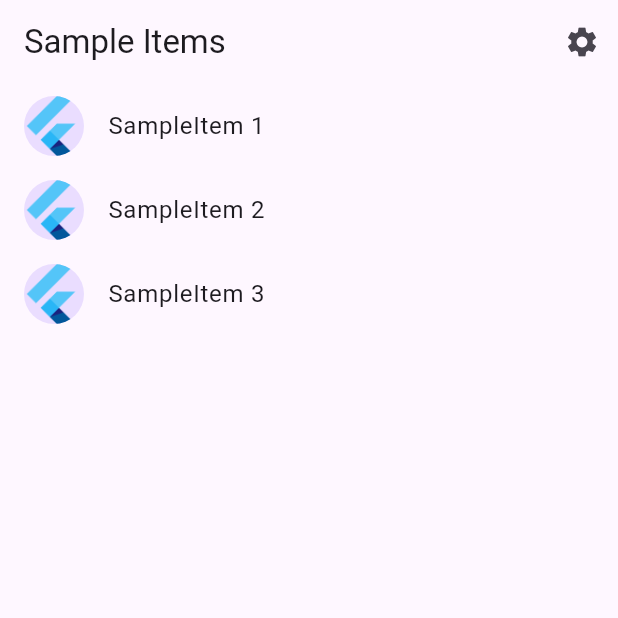
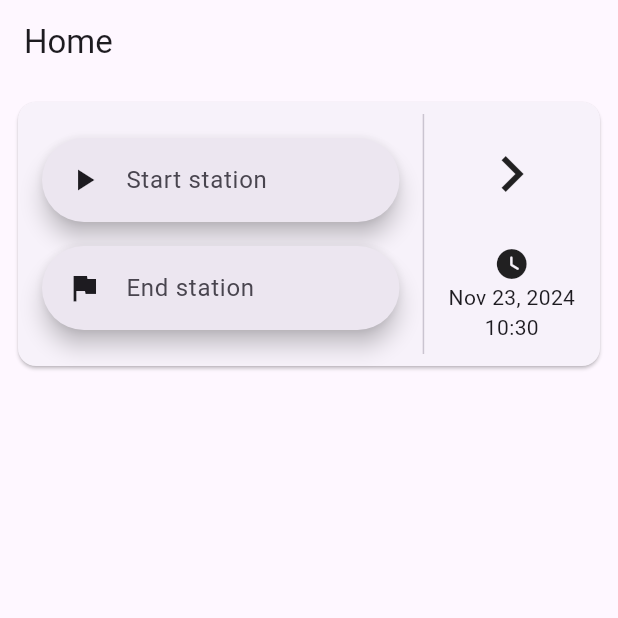
Before and after one commit to MinikPLayer/HackathonKrakow2024, a Flutter app: the screen it shows after launch, on a phone screen of 412 x 824 dp, the top half of it. Run offline on Flutter 3.47's test engine with Material 3 defaults, Android fonts, the phone set to English and light mode, and no system bars; our stand-ins replace flutter_datetime_picker_plus, group_button; generated files the repository leaves out were written again.

Commit message:
Added layout for the connections search Widget.

```diff
--- a/lib/src/app.dart
+++ b/lib/src/app.dart
@@ -1,20 +1,21 @@
 import 'package:flutter/material.dart';
 import 'package:flutter_gen/gen_l10n/app_localizations.dart';
 import 'package:flutter_localizations/flutter_localizations.dart';
+import 'package:hackathon_krakow_2024/src/providers/connections_provider.dart';
+import 'package:hackathon_krakow_2024/src/view/home_view.dart';
 
-import 'sample_feature/sample_item_details_view.dart';
-import 'sample_feature/sample_item_list_view.dart';
 import 'settings/settings_controller.dart';
 import 'settings/settings_view.dart';
 
 /// The Widget that configures your application.
 class MyApp extends StatelessWidget {
-  const MyApp({
+  MyApp({
     super.key,
     required this.settingsController,
   });
 
   final SettingsController settingsController;
+  final ConnectionsProvider connectionsProvider = ConnectionsProvider();
 
   @override
   Widget build(BuildContext context) {
@@ -50,8 +51,7 @@ class MyApp extends StatelessWidget {
           //
           // The appTitle is defined in .arb files found in the localization
           // directory.
-          onGenerateTitle: (BuildContext context) =>
-              AppLocalizations.of(context)!.appTitle,
+          onGenerateTitle: (BuildContext context) => AppLocalizations.of(context)!.appTitle,
 
           // Define a light and dark color theme. Then, read the user's
           // preferred ThemeMode (light, dark, or system default) from the
@@ -69,11 +69,12 @@ class MyApp extends StatelessWidget {
                 switch (routeSettings.name) {
                   case SettingsView.routeName:
                     return SettingsView(controller: settingsController);
-                  case SampleItemDetailsView.routeName:
-                    return const SampleItemDetailsView();
-                  case SampleItemListView.routeName:
+                  case HomeView.routeName:
                   default:
-                    return const SampleItemListView();
+                    return HomeView(
+                      settingsController: settingsController,
+                      connectionsProvider: connectionsProvider,
+                    );
                 }
               },
             );
--- /dev/null
+++ b/lib/src/models/connection.dart
@@ -0,0 +1,10 @@
+import 'package:hackathon_krakow_2024/src/models/station.dart';
+
+class Connection {
+  Station from;
+  Station to;
+
+  int lanes;
+
+  Connection({required this.from, required this.to, required this.lanes});
+}
--- /dev/null
+++ b/lib/src/models/location.dart
@@ -0,0 +1,20 @@
+class Location {
+  final double latitude;
+  final double longitude;
+
+  Location(this.latitude, this.longitude);
+
+  factory Location.fromJson(Map<String, dynamic> json) {
+    return Location(
+      json['latitude'],
+      json['longitude'],
+    );
+  }
+
+  Map<String, dynamic> toJson() {
+    return {
+      'latitude': latitude,
+      'longitude': longitude,
+    };
+  }
+}
--- /dev/null
+++ b/lib/src/models/station.dart
@@ -0,0 +1,20 @@
+import 'package:hackathon_krakow_2024/src/models/location.dart';
+
+enum StationType {
+  train,
+  bus,
+}
+
+class Station {
+  String name;
+  String city;
+  Location location;
+  StationType type;
+
+  Station(
+    this.name,
+    this.city,
+    this.location,
+    this.type,
+  );
+}
--- /dev/null
+++ b/lib/src/providers/connections_provider.dart
@@ -0,0 +1,46 @@
+import 'package:flutter/material.dart';
+import 'package:hackathon_krakow_2024/src/models/connection.dart';
+import 'package:hackathon_krakow_2024/src/models/location.dart';
+import 'package:hackathon_krakow_2024/src/models/station.dart';
+
+class ConnectionsProvider extends ChangeNotifier {
+  final List<Station> _stations = [];
+  final List<Connection> _connections = [];
+
+  List<Connection> get connections => _connections;
+  List<Station> get stations => _stations;
+
+  ConnectionsProvider() {
+    var krGlowny = Station('Kraków Główny', 'Kraków', Location(50.068, 19.947), StationType.train);
+    var krLobzow = Station('Kraków Łobzów', 'Kraków', Location(50.082, 19.916), StationType.train);
+    var inna = Station('Inna stacja', 'Innowo', Location(12.345, 67.789), StationType.bus);
+
+    _stations.add(krGlowny);
+    _stations.add(krLobzow);
+    _stations.add(inna);
+
+    _connections.add(Connection(from: krGlowny, to: krLobzow, lanes: 3));
+    _connections.add(Connection(from: krLobzow, to: krGlowny, lanes: 2));
+    _connections.add(Connection(from: krGlowny, to: inna, lanes: 1));
+  }
+
+  void addStation(Station station) {
+    _stations.add(station);
+    notifyListeners();
+  }
+
+  void removeStation(Station station) {
+    _stations.remove(station);
+    notifyListeners();
+  }
+
+  void addConnection(Connection connection) {
+    _connections.add(connection);
+    notifyListeners();
+  }
+
+  void removeConnection(Connection connection) {
+    _connections.remove(connection);
+    notifyListeners();
+  }
+}
--- a/lib/src/sample_feature/sample_item.dart
+++ /dev/null
@@ -1,6 +0,0 @@
-/// A placeholder class that represents an entity or model.
-class SampleItem {
-  const SampleItem(this.id);
-
-  final int id;
-}
--- a/lib/src/sample_feature/sample_item_list_view.dart
+++ /dev/null
@@ -1,71 +0,0 @@
-import 'package:flutter/material.dart';
-
-import '../settings/settings_view.dart';
-import 'sample_item.dart';
-import 'sample_item_details_view.dart';
-
-/// Displays a list of SampleItems.
-class SampleItemListView extends StatelessWidget {
-  const SampleItemListView({
-    super.key,
-    this.items = const [SampleItem(1), SampleItem(2), SampleItem(3)],
-  });
-
-  static const routeName = '/';
-
-  final List<SampleItem> items;
-
-  @override
-  Widget build(BuildContext context) {
-    return Scaffold(
-      appBar: AppBar(
-        title: const Text('Sample Items'),
-        actions: [
-          IconButton(
-            icon: const Icon(Icons.settings),
-            onPressed: () {
-              // Navigate to the settings page. If the user leaves and returns
-              // to the app after it has been killed while running in the
-              // background, the navigation stack is restored.
-              Navigator.restorablePushNamed(context, SettingsView.routeName);
-            },
-          ),
-        ],
-      ),
-
-      // To work with lists that may contain a large number of items, it’s best
-      // to use the ListView.builder constructor.
-      //
-      // In contrast to the default ListView constructor, which requires
-      // building all Widgets up front, the ListView.builder constructor lazily
-      // builds Widgets as they’re scrolled into view.
-      body: ListView.builder(
-        // Providing a restorationId allows the ListView to restore the
-        // scroll position when a user leaves and returns to the app after it
-        // has been killed while running in the background.
-        restorationId: 'sampleItemListView',
-        itemCount: items.length,
-        itemBuilder: (BuildContext context, int index) {
-          final item = items[index];
-
-          return ListTile(
-            title: Text('SampleItem ${item.id}'),
-            leading: const CircleAvatar(
-              // Display the Flutter Logo image asset.
-              foregroundImage: AssetImage('assets/images/flutter_logo.png'),
-            ),
-            onTap: () {
-              // Navigate to the details page. If the user leaves and returns to
-              // the app after it has been killed while running in the
-              // background, the navigation stack is restored.
-              Navigator.restorablePushNamed(
-                context,
-                SampleItemDetailsView.routeName,
-              );
-            }
-          );
-        },
-      ),
-    );
-  }
-}
--- /dev/null
+++ b/lib/src/view/home_view.dart
@@ -0,0 +1,276 @@
+import 'package:flutter/material.dart';
+import 'package:flutter_datetime_picker_plus/flutter_datetime_picker_plus.dart' as dp;
+import 'package:group_button/group_button.dart';
+import 'package:hackathon_krakow_2024/src/models/station.dart';
+import 'package:hackathon_krakow_2024/src/providers/connections_provider.dart';
+import 'package:hackathon_krakow_2024/src/settings/settings_controller.dart';
+import 'package:intl/intl.dart';
+
+class HomeView extends StatefulWidget {
+  const HomeView({
+    super.key,
+    required this.settingsController,
+    required this.connectionsProvider,
+  });
+
+  static const routeName = '/home';
+
+  final SettingsController settingsController;
+  final ConnectionsProvider connectionsProvider;
+
+  @override
+  State<HomeView> createState() => _HomeViewState();
+}
+
+class _HomeViewState extends State<HomeView> {
+  final SearchController _startStationSearchController = SearchController();
+  final SearchController _endStationSearchController = SearchController();
+
+  DateTime _selectedDepartureArrivalTime = DateTime.now();
+  bool _isDeparture = true;
+
+  Widget generateStationSearchBox(SearchController controller, String hintText, IconData icon) {
+    return Padding(
+      padding: const EdgeInsets.all(8.0),
+      child: Column(
+        crossAxisAlignment: CrossAxisAlignment.start,
+        children: [
+          SearchAnchor(
+              searchController: controller,
+              builder: (context, controller) => SearchBar(
+                    padding: const WidgetStatePropertyAll<EdgeInsets>(EdgeInsets.symmetric(horizontal: 16.0)),
+                    hintText: hintText,
+                    leading: Icon(icon),
+                    controller: controller,
+                    onTap: () {
+                      controller.openView();
+                    },
+                    onChanged: (_) {
+                      controller.openView();
+                    },
+                  ),
+              suggestionsBuilder: (context, controller) {
+                var query = controller.text;
+                var resultStations = widget.connectionsProvider.stations
+                    .where((element) => element.name.toLowerCase().contains(query.toLowerCase()))
+                    .toList();
+
+                return List.generate(resultStations.length, (index) {
+                  final item = resultStations[index];
+                  var icon =
+                      item.type == StationType.train ? Icons.directions_railway_filled_outlined : Icons.directions_bus;
+                  return ListTile(
+                    leading: Icon(icon),
+                    title: Text(item.name),
+                    onTap: () {
+                      controller.closeView(item.name);
+                    },
+                  );
+                });
+              }),
+        ],
+      ),
+    );
+  }
+
+  Color lighten(Color color, [double amount = .1]) {
+    assert(amount >= 0 && amount <= 1);
+
+    final hsl = HSLColor.fromColor(color);
+    final hslLight = hsl.withLightness((hsl.lightness + amount).clamp(0.0, 1.0));
+
+    return hslLight.toColor();
+  }
+
+  Future showTimeEditDialog() async {
+    const timeEditTypes = ['Departure', 'Arrival'];
+    final GroupButtonController timeTypeController = GroupButtonController(selectedIndex: _isDeparture ? 0 : 1);
+    var currentDateTime = _selectedDepartureArrivalTime;
+
+    return await showDialog(
+      context: context,
+      builder: (context) => StatefulBuilder(
+        builder: (context, setDialogState) => AlertDialog(
+          content: Column(
+            mainAxisSize: MainAxisSize.min,
+            children: [
+              Text('Edit time', style: Theme.of(context).textTheme.headlineLarge),
+              const SizedBox(height: 32.0),
+              GroupButton(
+                options: GroupButtonOptions(
+                  unselectedTextStyle: Theme.of(context).textTheme.bodyMedium,
+                  spacing: 0,
+                ),
+                buttons: timeEditTypes,
+                controller: timeTypeController,
+                buttonIndexedBuilder: (selected, index, context) => Container(
+                  width: 125,
+                  padding: const EdgeInsets.all(8.0),
+                  decoration: BoxDecoration(
+                    color: selected
+                        ? Theme.of(context).buttonTheme.colorScheme!.primaryContainer
+                        : Theme.of(context).colorScheme.surfaceContainerHigh,
+                    borderRadius: index == 0
+                        ? const BorderRadius.horizontal(left: Radius.circular(8.0))
+                        : index == timeEditTypes.length - 1
+                            ? const BorderRadius.horizontal(right: Radius.circular(8.0))
+                            : null,
+                  ),
+                  child: Center(child: Text(timeEditTypes[index])),
+                ),
+              ),
+              const SizedBox(height: 16.0),
+              Padding(
+                padding: const EdgeInsets.all(8.0),
+                child: SizedBox(
+                  width: 250,
+                  child: InkWell(
+                    borderRadius: BorderRadius.circular(8.0),
+                    child: Ink(
+                      decoration: BoxDecoration(
+                        borderRadius: BorderRadius.circular(8.0),
+                        color: Theme.of(context).colorScheme.surfaceContainerHigh,
+                      ),
+                      child: Padding(
+                        padding: const EdgeInsets.all(8.0),
+                        child: Row(
+                          mainAxisAlignment: MainAxisAlignment.spaceBetween,
+                          children: [
+                            Text(currentDateTime.toString()),
+                            const SizedBox(width: 8.0),
+                            const Icon(Icons.edit),
+                          ],
+                        ),
+                      ),
+                    ),
+                    onTap: () async {
+                      await dp.DatePicker.showDateTimePicker(
+                        context,
+                        showTitleActions: true,
+                        theme: dp.DatePickerTheme(
+                          backgroundColor: Theme.of(context).scaffoldBackgroundColor,
+                          itemStyle: TextStyle(color: Theme.of(context).textTheme.bodyMedium!.color),
+                          doneStyle: TextStyle(color: Theme.of(context).colorScheme.primary),
+                          cancelStyle: TextStyle(color: Theme.of(context).colorScheme.secondary),
+                        ),
+                        minTime: DateTime.now().add(const Duration(days: -30)),
+                        maxTime: DateTime.now().add(const Duration(days: 365)),
+                        currentTime: currentDateTime,
+                        onConfirm: (time) {
+                          setDialogState(() {
+                            currentDateTime = time;
+                          });
+                        },
+                      );
+                    },
+                  ),
+                ),
+              ),
+            ],
+          ),
+          actions: [
+            TextButton(
+              onPressed: () {
+                Navigator.of(context).pop();
+              },
+              child: const Text('Cancel'),
+            ),
+            TextButton(
+              onPressed: () {
+                setState(() {
+                  _isDeparture = timeTypeController.selectedIndex == 0;
+                  _selectedDepartureArrivalTime = currentDateTime;
+                });
+                Navigator.of(context).pop();
+              },
+              child: const Text('Save'),
+            ),
+          ],
+        ),
+      ),
+    );
+  }
+
+  @override
+  Widget build(BuildContext context) {
+    return ListenableBuilder(
+      listenable: widget.settingsController,
+      builder: (BuildContext context, Widget? child) {
+        return ListenableBuilder(
+          listenable: widget.connectionsProvider,
+          builder: (BuildContext context, Widget? child) => Scaffold(
+            appBar: AppBar(
+              title: const Text('Home'),
+            ),
+            body: Padding(
+              padding: const EdgeInsets.all(8.0),
+              child: Card(
+                child: Padding(
+                  padding: const EdgeInsets.all(8.0),
+                  child: IntrinsicHeight(
+                    child: Row(
+                      mainAxisAlignment: MainAxisAlignment.start,
+                      mainAxisSize: MainAxisSize.min,
+                      children: [
+                        Expanded(
+                          flex: 5,
+                          child: Column(
+                            mainAxisSize: MainAxisSize.min,
+                            mainAxisAlignment: MainAxisAlignment.start,
+                            children: <Widget>[
+                              generateStationSearchBox(
+                                  _startStationSearchController, 'Start station', Icons.play_arrow),
+                              generateStationSearchBox(_endStationSearchController, 'End station', Icons.flag),
+                            ],
+                          ),
+                        ),
+                        const VerticalDivider(),
+                        Expanded(
+                          flex: 2,
+                          child: Column(
+                            mainAxisAlignment: MainAxisAlignment.center,
+                            crossAxisAlignment: CrossAxisAlignment.stretch,
+                            children: [
+                              Expanded(
+                                child: InkWell(
+                                  borderRadius: BorderRadius.circular(8.0),
+                                  child: const Icon(
+                                    Icons.keyboard_arrow_right,
+                                    size: 48,
+                                  ),
+                                  onTap: () {},
+                                ),
+                              ),
+                              Expanded(
+                                child: InkWell(
+                                  borderRadius: BorderRadius.circular(8.0),
+                                  child: Padding(
+                                    padding: const EdgeInsets.all(8.0),
+                                    child: Column(
+                                      children: [
+                                        const Icon(Icons.watch_later_rounded),
+                                        Text(DateFormat.yMMMd().format(_selectedDepartureArrivalTime)),
+                                        Text(DateFormat.Hm().format(_selectedDepartureArrivalTime)),
+                                      ],
+                                    ),
+                                  ),
+                                  onTap: () async {
+                                    await showTimeEditDialog();
+                                  },
+                                ),
+                              ),
+                            ],
+                          ),
+                        ),
+                      ],
+                    ),
+                  ),
+                ),
+              ),
+            ),
+          ),
+        );
+      },
+    );
+  }
+}
--- a/pubspec.yaml
+++ b/pubspec.yaml
@@ -2,7 +2,7 @@ name: hackathon_krakow_2024
 description: "A new Flutter project."
 
 # Prevent accidental publishing to pub.dev.
-publish_to: 'none'
+publish_to: "none"
 
 version: 1.0.0+1
 
@@ -14,6 +14,9 @@ dependencies:
     sdk: flutter
   flutter_localizations:
     sdk: flutter
+  intl: ^0.19.0
+  flutter_datetime_picker_plus: ^2.2.0
+  group_button: ^5.3.4
 
 dev_dependencies:
   flutter_test:
```
Also changed, not shown: lib/src/sample_feature/sample_item_details_view.dart (deleted, +0 -20 lines), pubspec.lock.
